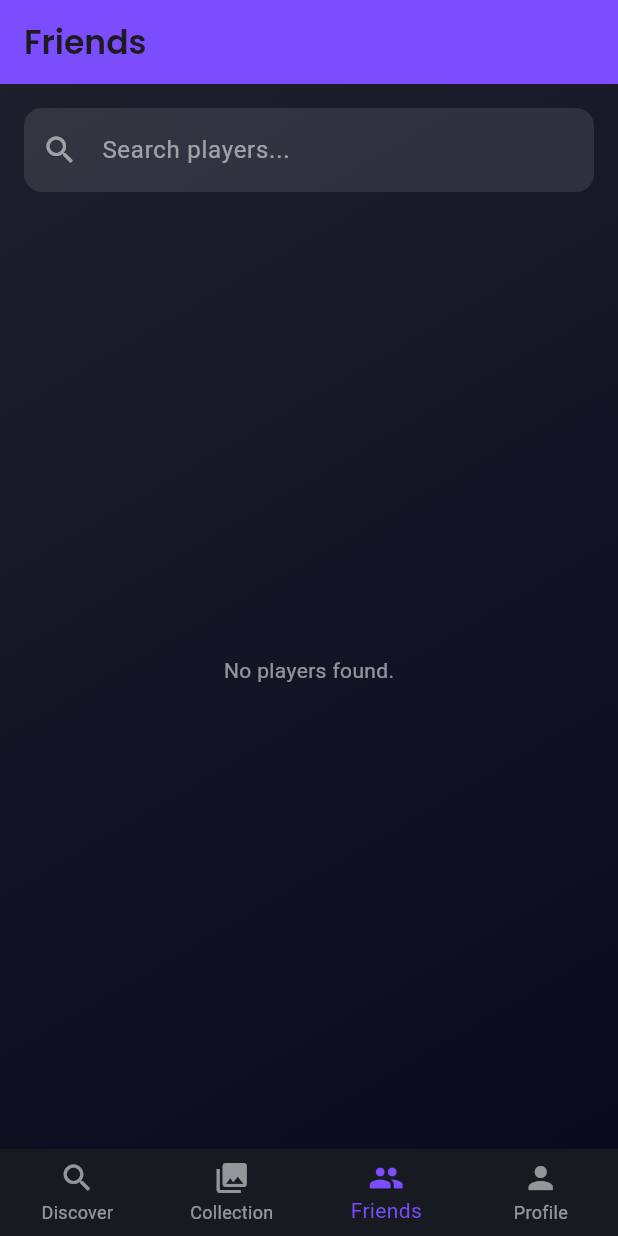
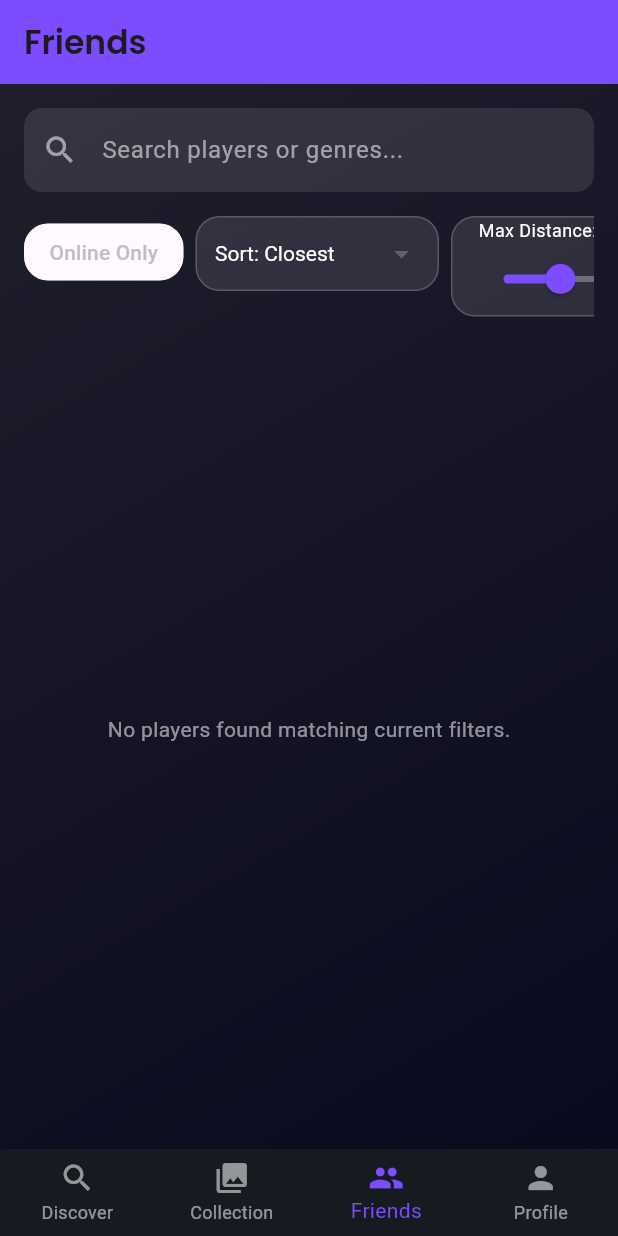
Before and after one commit to Redorin/boardgamebuddy, a Flutter app: the screen it shows once a user with an empty profile is signed in, item 3 of the bottom bar chosen, on a phone screen of 412 x 824 dp. Run offline on Flutter 3.47's test engine with Material 3 defaults, Android fonts, the phone set to English and light mode, and no system bars; our stand-ins replace cloud_firestore, firebase_auth, firebase_core, geolocator, google_fonts, lucide_icons; accounts and stored records are empty.

Commit message:
made visible players clickable on friends page

```diff
--- a/lib/pages/player_finder.dart
+++ b/lib/pages/player_finder.dart
@@ -1,11 +1,13 @@
-// lib/pages/player_finder.dart (FIXED: OPTIMIZED READS)
+// lib/pages/player_finder.dart (FINAL: NAVIGATION & FILTER UI/LOGIC)
 import 'package:cloud_firestore/cloud_firestore.dart';
 import 'package:firebase_auth/firebase_auth.dart';
 import 'package:flutter/material.dart';
 import 'package:geolocator/geolocator.dart';
+import 'package:lucide_icons/lucide_icons.dart';
 import '../services/profile_service.dart';
+import 'read_only_profile_page.dart'; // 💡 NEW IMPORT for profile viewing
 
-// --- Data Models ---
+// --- Data Models (Unchanged) ---
 class PlayerDisplay {
   final String id;
   final String displayName;
@@ -65,7 +67,7 @@ class _PlayerFinderPageState extends State<PlayerFinderPage> {
   }
 
   void _initializeLocation() async {
-    ProfileService.updateCurrentLocation(); // Update own location
+    ProfileService.updateCurrentLocation();
     try {
       Position position = await Geolocator.getCurrentPosition(
           desiredAccuracy: LocationAccuracy.high);
@@ -77,7 +79,7 @@ class _PlayerFinderPageState extends State<PlayerFinderPage> {
     }
   }
 
-  // 💡 HELPER: Convert Firestore Document to PlayerDisplay
+  // 💡 HELPER: Convert Firestore Document to PlayerDisplay (Unchanged)
   PlayerDisplay _mapDocumentToPlayer(DocumentSnapshot doc) {
     final data = doc.data() as Map<String, dynamic>? ?? {};
 
@@ -85,7 +87,7 @@ class _PlayerFinderPageState extends State<PlayerFinderPage> {
     final displayName = data['displayName'] as String? ?? 'Unknown Player';
     final profileImage = data['profileImage'] as String? ?? '';
 
-    // 2. Genres & Count (Read directly from profile fields)
+    // 2. Genres & Count
     final genres = (data['preferredGenres'] as List?)?.map((e) => e.toString()).toList() ?? [];
     final gamesCount = (data['ownedGamesCount'] as num?)?.toInt() ?? 0;
 
@@ -109,7 +111,7 @@ class _PlayerFinderPageState extends State<PlayerFinderPage> {
           lat,
           lng
         );
-        distance = meters / 1609.34; // Miles
+        distance = meters / 1609.34;
       } catch (e) { /* Ignore bad location data */ }
     }
 
@@ -125,6 +127,21 @@ class _PlayerFinderPageState extends State<PlayerFinderPage> {
     );
   }
 
+  // 💡 UI Helper for Filter Chip
+  Widget _buildFilterChip({required String label, required bool isSelected, required VoidCallback onTap}) {
+    return ActionChip(
+      label: Text(label, style: TextStyle(color: isSelected ? Colors.white : const Color(0xFFC0C0C0))),
+      avatar: isSelected ? const Icon(LucideIcons.check, size: 16, color: Colors.white) : null,
+      onPressed: onTap,
+      backgroundColor: isSelected ? const Color(0xFF673AB7) : Colors.white.withOpacity(0.1),
+      shape: RoundedRectangleBorder(
+        borderRadius: BorderRadius.circular(16),
+        side: BorderSide(color: isSelected ? const Color(0xFF673AB7) : Colors.white.withOpacity(0.2)),
+      ),
+    );
+  }
+
+
   @override
   Widget build(BuildContext context) {
     return Container(
@@ -138,13 +155,14 @@ class _PlayerFinderPageState extends State<PlayerFinderPage> {
       child: Padding(
         padding: const EdgeInsets.all(16.0),
         child: Column(
+          crossAxisAlignment: CrossAxisAlignment.start,
           children: [
             // Search Bar
             TextField(
               controller: _searchController,
               style: const TextStyle(color: Colors.white),
               decoration: InputDecoration(
-                hintText: 'Search players...',
+                hintText: 'Search players or genres...',
                 hintStyle: const TextStyle(color: Colors.white54),
                 prefixIcon: const Icon(Icons.search, color: Colors.white54),
                 filled: true,
@@ -154,12 +172,83 @@ class _PlayerFinderPageState extends State<PlayerFinderPage> {
             ),
             const SizedBox(height: 16),
 
-            // 💡 OPTIMIZED STREAM: Only fetch discoverable users
+            // 💡 NEW: Filter and Sort Controls (Phase 2, Item 11)
+            SingleChildScrollView(
+              scrollDirection: Axis.horizontal,
+              padding: const EdgeInsets.only(bottom: 12),
+              child: Wrap( // Using Wrap for clean horizontal spacing
+                spacing: 8.0,
+                children: [
+                  // 1. Online Only Filter
+                  _buildFilterChip(
+                    label: 'Online Only',
+                    isSelected: _showOnlineOnly,
+                    onTap: () => setState(() => _showOnlineOnly = !_showOnlineOnly),
+                  ),
+
+                  // 2. Sort By Dropdown
+                  Container(
+                    padding: const EdgeInsets.symmetric(horizontal: 12, vertical: 0),
+                    decoration: BoxDecoration(
+                      color: Colors.white.withOpacity(0.1),
+                      borderRadius: BorderRadius.circular(16),
+                      border: Border.all(color: Colors.white.withOpacity(0.2)),
+                    ),
+                    child: DropdownButtonHideUnderline(
+                      child: DropdownButton<SortOption>(
+                        value: _sortBy,
+                        dropdownColor: const Color(0xFF1E1E2C),
+                        style: const TextStyle(color: Colors.white, fontSize: 14),
+                        items: const [
+                          DropdownMenuItem(value: SortOption.distance, child: Text('Sort: Closest')),
+                          DropdownMenuItem(value: SortOption.active, child: Text('Sort: Most Active')),
+                          DropdownMenuItem(value: SortOption.games, child: Text('Sort: Most Games')),
+                        ],
+                        onChanged: (SortOption? newValue) {
+                          if (newValue != null) setState(() => _sortBy = newValue);
+                        },
+                      ),
+                    ),
+                  ),
+
+                  // 3. Max Distance Slider (Only show if location is not loading)
+                  if (!_isLocationLoading)
+                    Container(
+                      constraints: const BoxConstraints(maxWidth: 150),
+                      padding: const EdgeInsets.symmetric(horizontal: 10),
+                      decoration: BoxDecoration(
+                        color: Colors.white.withOpacity(0.1),
+                        borderRadius: BorderRadius.circular(16),
+                        border: Border.all(color: Colors.white.withOpacity(0.2)),
+                      ),
+                      child: Column(
+                        mainAxisAlignment: MainAxisAlignment.center,
+                        children: [
+                          Text('Max Distance: ${_maxDistance.toStringAsFixed(0)} mi', style: const TextStyle(color: Colors.white, fontSize: 12)),
+                          Slider(
+                            value: _maxDistance,
+                            min: 5,
+                            max: 100,
+                            divisions: 19,
+                            activeColor: Colors.deepPurpleAccent,
+                            inactiveColor: Colors.white30,
+                            onChanged: (double newValue) {
+                              setState(() => _maxDistance = newValue);
+                            },
+                          ),
+                        ],
+                      ),
+                    ),
+                ],
+              ),
+            ),
+
+            // Player List Stream
             Expanded(
               child: StreamBuilder<QuerySnapshot>(
-                // 🛑 NEW QUERY: Filter the stream to only users who completed onboarding
+                // Query remains optimized: filter by users who completed setup
                 stream: FirebaseFirestore.instance.collection('users')
-                          .where('onboardingComplete', isEqualTo: true) // Quota Optimization
+                          //.where('onboardingComplete', isEqualTo: true)
                           .snapshots(),
                 builder: (context, snapshot) {
                   if (snapshot.hasError) {
@@ -172,11 +261,10 @@ class _PlayerFinderPageState extends State<PlayerFinderPage> {
                   // 1. Process Data
                   var players = snapshot.data!.docs
                       .map(_mapDocumentToPlayer)
-                      // Filter out current user
                       .where((p) => p.id != FirebaseAuth.instance.currentUser?.uid)
                       .toList();
 
-                  // 2. Apply Filters (Local filtering remains the same)
+                  // 2. Apply Filters (Local filtering based on UI controls)
                   if (_searchQuery.isNotEmpty) {
                     players = players.where((p) =>
                       p.displayName.toLowerCase().contains(_searchQuery.toLowerCase()) ||
@@ -188,7 +276,8 @@ class _PlayerFinderPageState extends State<PlayerFinderPage> {
                     players = players.where((p) => p.isOnline).toList();
                   }
 
-                  if (!_isLocationLoading && _maxDistance < 50) {
+                  // Filter by distance if location is available and slider is set low
+                  if (!_isLocationLoading && _maxDistance < 100) {
                      players = players.where((p) => p.distance <= _maxDistance).toList();
                   }
 
@@ -202,7 +291,7 @@ class _PlayerFinderPageState extends State<PlayerFinderPage> {
                   });
 
                   if (players.isEmpty) {
-                    return const Center(child: Text("No players found.", style: TextStyle(color: Colors.white54)));
+                    return const Center(child: Text("No players found matching current filters.", style: TextStyle(color: Colors.white54)));
                   }
 
                   // 4. List View
@@ -219,26 +308,59 @@ class _PlayerFinderPageState extends State<PlayerFinderPage> {
     );
   }
 
-  // --- Tile Widget ---
+  // --- Tile Widget (Updated with Navigation) ---
   Widget _buildPlayerTile(PlayerDisplay player) {
+    final bool hasProfileImage = player.profileImage.isNotEmpty;
+    final String initials = player.displayName.isNotEmpty ? player.displayName[0].toUpperCase() : '?';
+
     return Card(
       margin: const EdgeInsets.only(bottom: 10),
       color: Colors.white.withOpacity(0.05),
       shape: RoundedRectangleBorder(borderRadius: BorderRadius.circular(12)),
-      // TODO: Add onTap navigation back to the ReadOnlyProfilePage (Phase 2, #8)
       child: ListTile(
+        // 💡 NEW: Navigation to ReadOnlyProfilePage (Phase 2, Item 10)
+        onTap: () {
+          Navigator.push(
+            context,
+            MaterialPageRoute(
+              builder: (context) => ReadOnlyProfilePage(userId: player.id),
+            ),
+          );
+        },
+        // 🛑 FIX: Use CircleAvatar child with error handling for image loading
         leading: CircleAvatar(
-          backgroundColor: Colors.grey,
-          backgroundImage: player.profileImage.isNotEmpty ? NetworkImage(player.profileImage) : null,
-          child: player.profileImage.isEmpty
-              ? Text(player.displayName.isNotEmpty ? player.displayName[0].toUpperCase() : '?')
-              : null,
+          backgroundColor: hasProfileImage ? Colors.transparent : Colors.grey.shade700,
+          radius: 24,
+          child: hasProfileImage
+              ? ClipOval(
+                  child: Image.network(
+                    player.profileImage,
+                    width: 48,
+                    height: 48,
+                    fit: BoxFit.cover,
+                    // Use errorBuilder to catch ImageCodecException and fallback
+                    errorBuilder: (context, error, stackTrace) {
+                      return Center(
+                        child: Text(
+                          initials,
+                          style: const TextStyle(color: Colors.white, fontSize: 18),
+                        ),
+                      );
+                    },
+                  ),
+                )
+              // Fallback for empty URL
+              : Center(
+                  child: Text(
+                    initials,
+                    style: const TextStyle(color: Colors.white, fontSize: 18),
+                  ),
+                ),
         ),
         title: Text(player.displayName, style: const TextStyle(color: Colors.white, fontWeight: FontWeight.bold)),
         subtitle: Column(
           crossAxisAlignment: CrossAxisAlignment.start,
           children: [
-            // Display Genres instead of Games list
             Text(
               player.preferredGenres.take(3).join(" • "),
               style: const TextStyle(color: Colors.blueAccent, fontSize: 12),
```
Also changed, not shown: lib/pages/read_only_profile_page.dart (added, +331 -0 lines), lib/services/profile_service.dart (+7 -0 lines).
